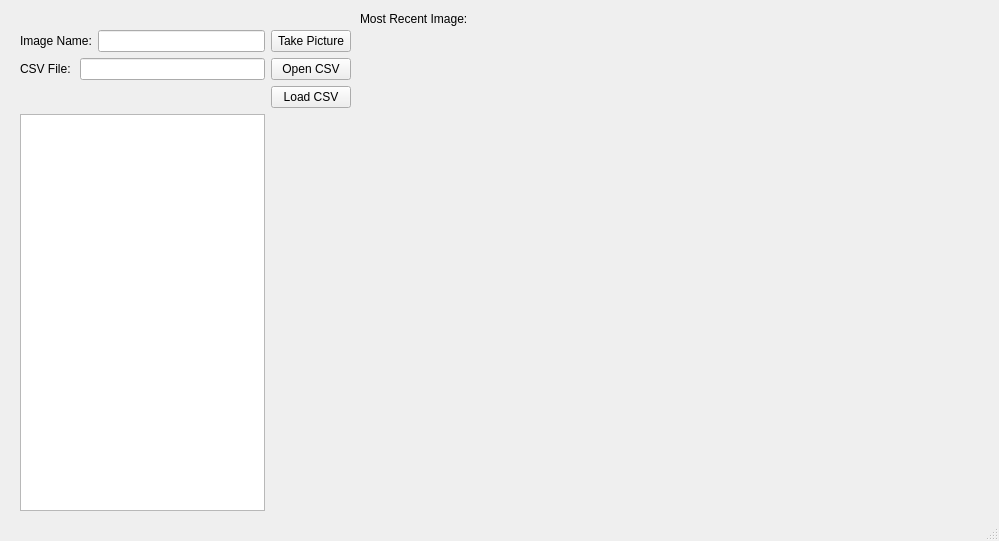
Above: GUI/mainwindow.ui from NPPC-UK/Portable_Imaging_Rig before the change. Below: the same form after it.
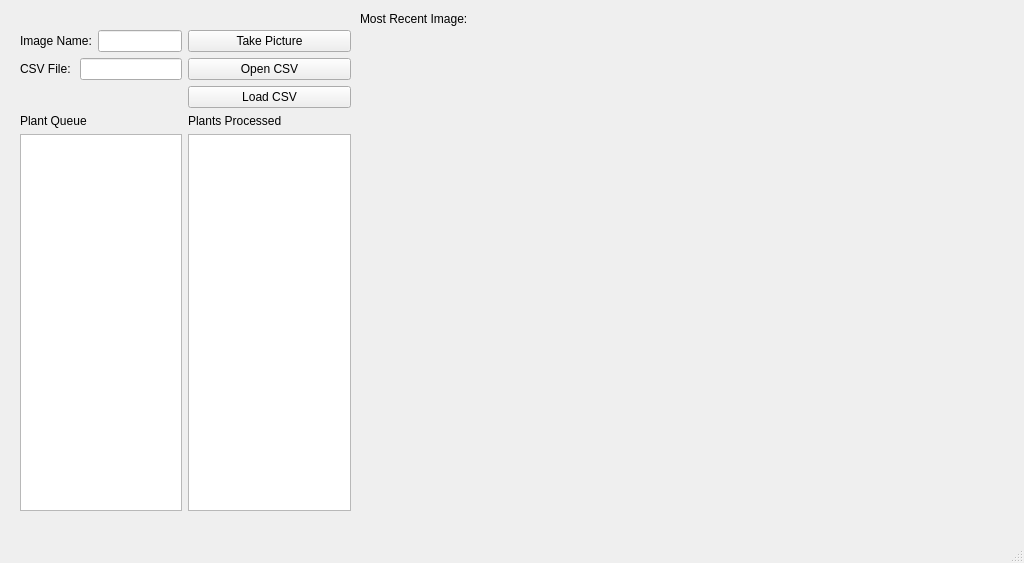
That is the form after the change. Icons and pictures are not drawn.

Commit message: Added another window to let this list already imaged things

Diff of the .ui file:
```diff
--- a/GUI/mainwindow.ui
+++ b/GUI/mainwindow.ui
@@ -6,8 +6,8 @@
    <rect>
     <x>0</x>
     <y>0</y>
-    <width>999</width>
-    <height>541</height>
+    <width>1024</width>
+    <height>563</height>
    </rect>
   </property>
   <property name="windowTitle">
@@ -76,6 +76,23 @@
        </property>
       </widget>
      </item>
+     <item row="4" column="1">
+      <widget class="QListWidget" name="list_plants_done"/>
+     </item>
+     <item row="3" column="0">
+      <widget class="QLabel" name="label_4">
+       <property name="text">
+        <string>Plant Queue</string>
+       </property>
+      </widget>
+     </item>
+     <item row="3" column="1">
+      <widget class="QLabel" name="label_5">
+       <property name="text">
+        <string>Plants Processed</string>
+       </property>
+      </widget>
+     </item>
     </layout>
    </widget>
    <widget class="QWidget" name="verticalLayoutWidget">
```
